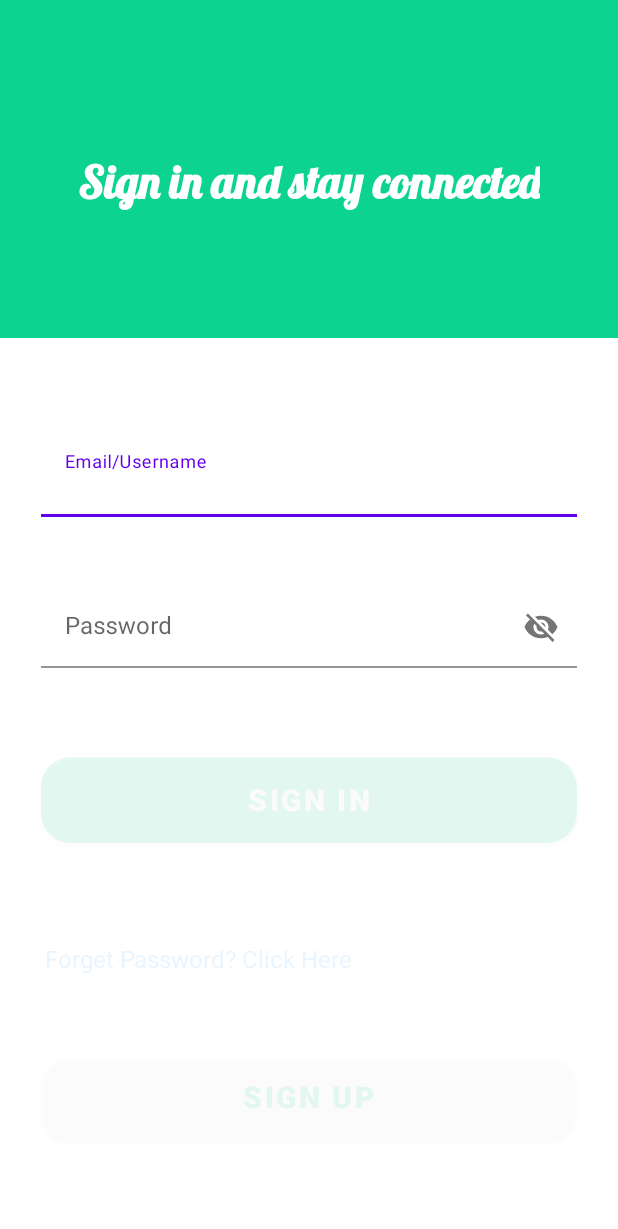
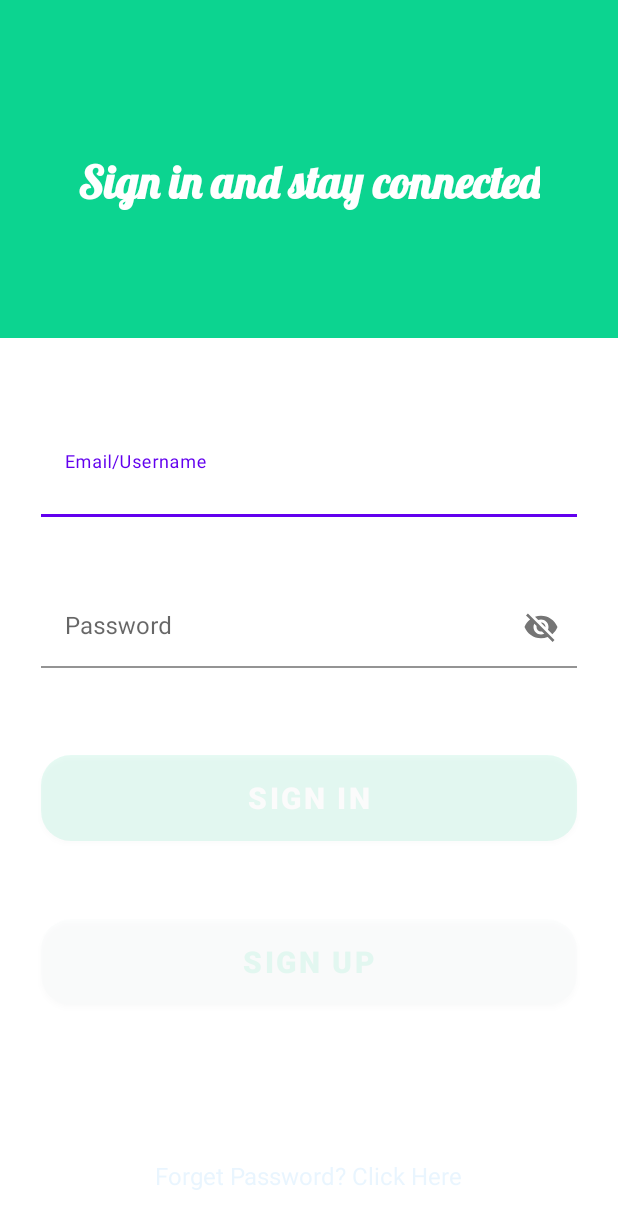
Before and after one commit to MdRashidulIkram/TheCompanion_onAndroid, an Android app: the login_screen screen opened directly, with no data from a screen before it, on a phone screen of 412 x 824 dp. Shown: the top 1229 px of the screen. Run offline under Robolectric (Android 15) with nearby library versions, the phone set to English and light mode, and no system bars; our stand-ins replace Firebase (no records; nobody signed in at launch, a user with empty details on screens opened directly); Roboto replaces fonts that are not available here.

Commit message:
login screen update

```diff
--- a/app/src/main/res/layout/activity_login_screen.xml
+++ b/app/src/main/res/layout/activity_login_screen.xml
@@ -104,7 +104,7 @@
         app:layout_constraintEnd_toEndOf="parent"
         app:layout_constraintStart_toStartOf="parent"
         app:layout_constraintTop_toBottomOf="@+id/textInputLayout3"
-        app:layout_constraintVertical_bias="0.184"
+        app:layout_constraintVertical_bias="0.18"
         tools:targetApi="lollipop" />
 
     <Button
@@ -112,7 +112,6 @@
         android:id="@+id/sign_up_button"
         android:layout_width="357dp"
         android:layout_height="57dp"
-        android:layout_marginBottom="64dp"
         android:background="@drawable/button2"
         android:backgroundTint="#fff"
         android:contentDescription="@string/button"
@@ -123,26 +122,28 @@
         android:textColor="#0cd490"
         android:textSize="20sp"
         android:textStyle="bold"
-        app:backgroundTint="#fff"
+        app:backgroundTint="#E9F2F3"
         app:layout_constraintBottom_toBottomOf="parent"
         app:layout_constraintEnd_toEndOf="parent"
         app:layout_constraintStart_toStartOf="parent"
+        app:layout_constraintTop_toBottomOf="@+id/sign_in_button"
+        app:layout_constraintVertical_bias="0.251"
         tools:targetApi="lollipop" />
 
     <TextView
         android:id="@+id/forgotpassword"
-        android:layout_width="match_parent"
-        android:layout_height="33dp"
-        android:layout_marginLeft="30dp"
-        android:layout_marginTop="24dp"
-        android:layout_marginRight="30dp"
-        android:text="Forget Password? Click Here"
+        android:layout_width="286dp"
+        android:layout_height="27dp"
+        android:text="@string/forget_password_click_here"
+        android:textAlignment="center"
         android:textColor="#2196F3"
         android:textSize="16sp"
-        app:layout_constraintBottom_toTopOf="@+id/sign_up_button"
+        app:layout_constraintBottom_toBottomOf="parent"
         app:layout_constraintEnd_toEndOf="parent"
+        app:layout_constraintHorizontal_bias="0.496"
         app:layout_constraintStart_toStartOf="parent"
-        app:layout_constraintTop_toBottomOf="@+id/sign_in_button" />
+        app:layout_constraintTop_toBottomOf="@+id/sign_up_button"
+        app:layout_constraintVertical_bias="0.811" />
 
 
 </androidx.constraintlayout.widget.ConstraintLayout>
--- a/app/src/main/res/values/strings.xml
+++ b/app/src/main/res/values/strings.xml
@@ -41,6 +41,7 @@
     <string name="time_of_completion_10_00am_5_7_2021">Time of completion: 10:00AM, 5/7/2021</string>
     <string name="check">check</string>
     <string name="time">time</string>
+    <string name="forget_password_click_here">Forget Password? Click Here</string>
 
 
 </resources>
```
